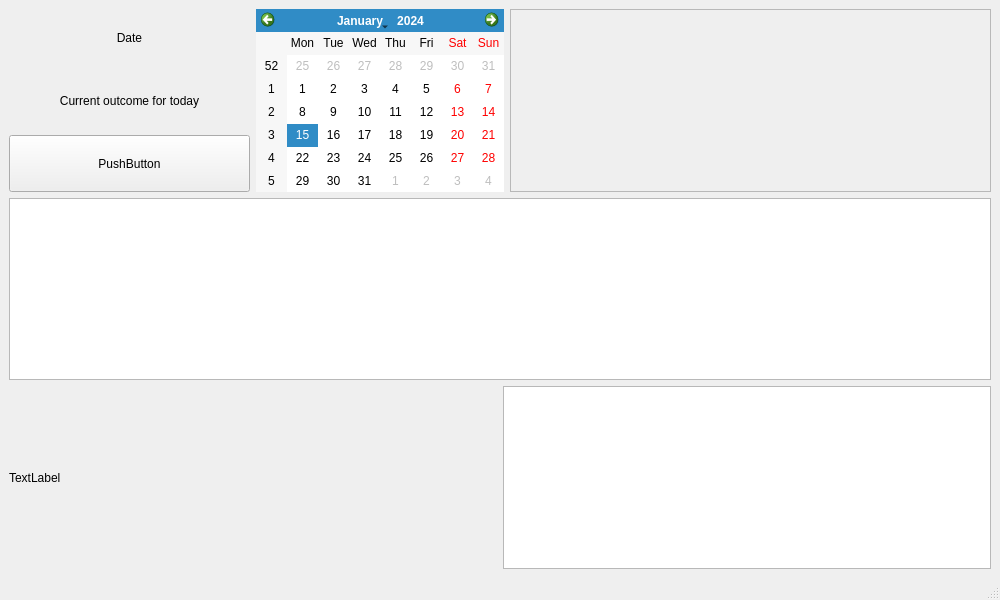
Above: mainwindow.ui from Stan1399/Expense-manager before the change. Below: the same form after it.
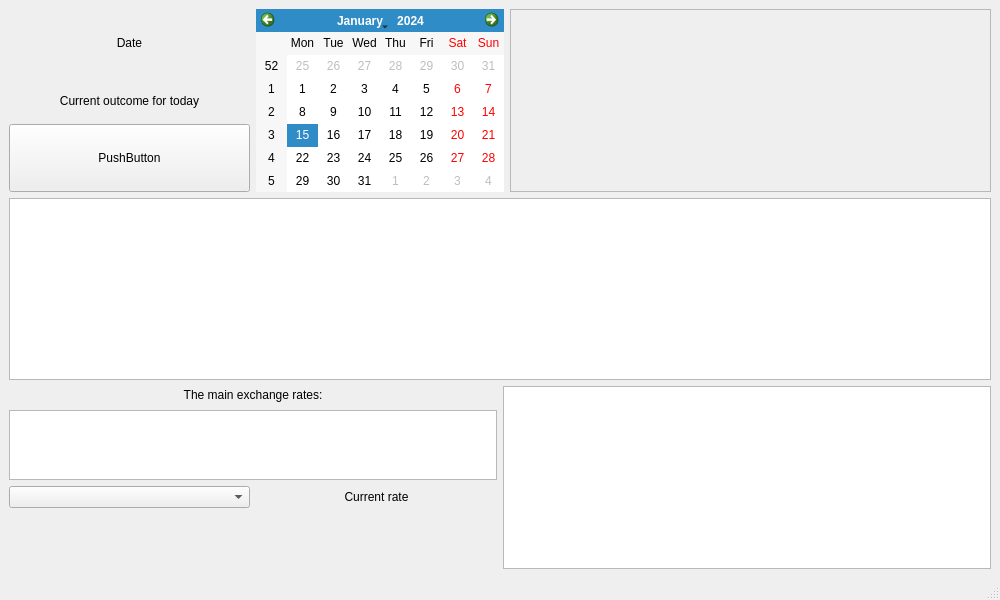
That is the form after the change. Custom widgets are drawn as their Qt base class.

Diff of the .ui file:
```diff
--- a/mainwindow.ui
+++ b/mainwindow.ui
@@ -24,7 +24,7 @@
        <number>0</number>
       </property>
       <item>
-       <layout class="QVBoxLayout" name="verticalLayout_2" stretch="1,1,1">
+       <layout class="QVBoxLayout" name="verticalLayout_2" stretch="2,1,2">
         <item>
          <widget class="MyLabel" name="dateAndTimeLabel">
           <property name="styleSheet">
@@ -46,12 +46,21 @@
         </item>
         <item>
          <widget class="MyLabel" name="outcomeLabel">
+          <property name="sizePolicy">
+           <sizepolicy hsizetype="Preferred" vsizetype="Preferred">
+            <horstretch>0</horstretch>
+            <verstretch>0</verstretch>
+           </sizepolicy>
+          </property>
           <property name="text">
            <string>Current outcome for today</string>
           </property>
           <property name="alignment">
            <set>Qt::AlignCenter</set>
           </property>
+          <property name="wordWrap">
+           <bool>false</bool>
+          </property>
          </widget>
         </item>
         <item>
@@ -107,14 +116,40 @@
     <item>
      <layout class="QHBoxLayout" name="horizontalLayout_3" stretch="1,1">
       <item>
-       <layout class="QVBoxLayout" name="verticalLayout_4" stretch="1">
+       <layout class="QVBoxLayout" name="verticalLayout_4" stretch="1,2,1,3">
         <item>
-         <widget class="QLabel" name="label_3">
+         <widget class="MyLabel" name="exchangeTitleLabel">
           <property name="text">
-           <string>TextLabel</string>
+           <string>The main exchange rates:</string>
+          </property>
+          <property name="alignment">
+           <set>Qt::AlignCenter</set>
           </property>
          </widget>
         </item>
+        <item>
+         <widget class="QListWidget" name="exchangeRatesList"/>
+        </item>
+        <item>
+         <layout class="QHBoxLayout" name="horizontalLayout_2">
+          <item>
+           <widget class="QComboBox" name="currenciesComboBox"/>
+          </item>
+          <item>
+           <widget class="MyLabel" name="selectedCurrencyRateLabel">
+            <property name="text">
+             <string>Current rate</string>
+            </property>
+            <property name="alignment">
+             <set>Qt::AlignCenter</set>
+            </property>
+           </widget>
+          </item>
+         </layout>
+        </item>
+        <item>
+         <widget class="QCustomPlot" name="widget" native="true"/>
+        </item>
        </layout>
       </item>
       <item>
@@ -145,7 +180,13 @@
   <customwidget>
    <class>MyLabel</class>
    <extends>QLabel</extends>
-   <header location="global">mylabel.h</header>
+   <header>mylabel.h</header>
+  </customwidget>
+  <customwidget>
+   <class>QCustomPlot</class>
+   <extends>QWidget</extends>
+   <header location="global">qcustomplot.h</header>
+   <container>1</container>
   </customwidget>
  </customwidgets>
  <resources/>
```
